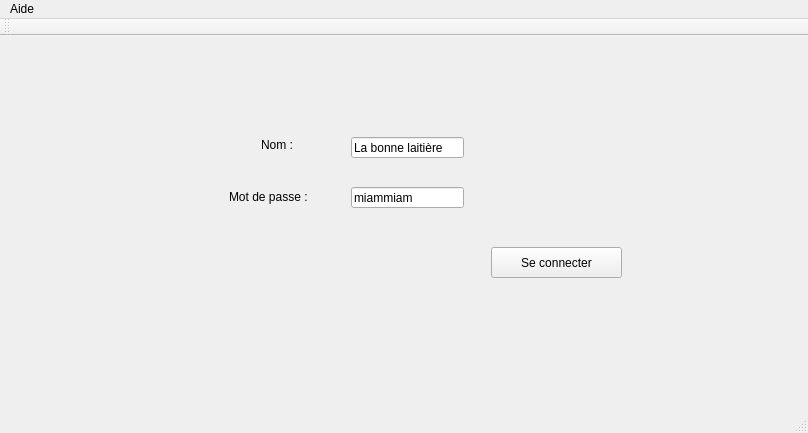
BnHrb/beam-rainbow, file admin-app/mainwindow.ui: the form before one commit.
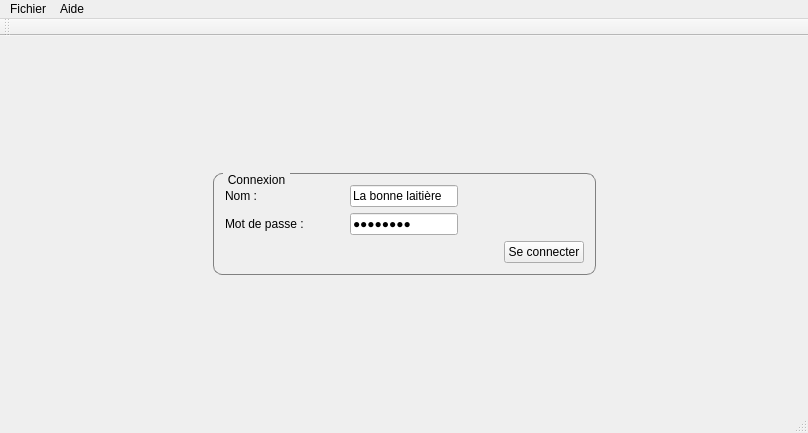
The form after the commit. The open tabs and pages were chosen to show the change.

What changed in the file:
```diff
--- a/admin-app/mainwindow.ui
+++ b/admin-app/mainwindow.ui
@@ -13,6 +13,19 @@
   <property name="windowTitle">
    <string>MainWindow</string>
   </property>
+  <property name="styleSheet">
+   <string notr="true">QGroupBox {
+    border: 1px solid gray;
+    border-radius: 9px;
+    margin-top: 0.5em;
+}
+
+QGroupBox::title {
+    subcontrol-origin: margin;
+    left: 10px;
+    padding: 0 3px 0 3px;
+}</string>
+  </property>
   <widget class="QWidget" name="centralWidget">
    <layout class="QVBoxLayout" name="verticalLayout">
     <item>
@@ -21,71 +34,158 @@
        <number>0</number>
       </property>
       <widget class="QWidget" name="homePage">
-       <widget class="QPushButton" name="surveyButton">
-        <property name="geometry">
-         <rect>
-          <x>480</x>
-          <y>200</y>
-          <width>131</width>
-          <height>31</height>
-         </rect>
-        </property>
-        <property name="text">
-         <string>Se connecter</string>
-        </property>
-       </widget>
-       <widget class="QLineEdit" name="UserLineEdit">
-        <property name="geometry">
-         <rect>
-          <x>340</x>
-          <y>90</y>
-          <width>113</width>
-          <height>21</height>
-         </rect>
-        </property>
-        <property name="text">
-         <string>La bonne laitière</string>
-        </property>
-       </widget>
-       <widget class="QLineEdit" name="PasswordLineEdit">
-        <property name="geometry">
-         <rect>
-          <x>340</x>
-          <y>140</y>
-          <width>113</width>
-          <height>21</height>
-         </rect>
-        </property>
-        <property name="text">
-         <string>miammiam</string>
-        </property>
-       </widget>
-       <widget class="QLabel" name="label">
-        <property name="geometry">
-         <rect>
-          <x>250</x>
-          <y>90</y>
-          <width>59</width>
-          <height>16</height>
-         </rect>
-        </property>
-        <property name="text">
-         <string>Nom :</string>
-        </property>
-       </widget>
-       <widget class="QLabel" name="label_2">
-        <property name="geometry">
-         <rect>
-          <x>218</x>
-          <y>140</y>
-          <width>91</width>
-          <height>20</height>
-         </rect>
-        </property>
-        <property name="text">
-         <string>Mot de passe :</string>
-        </property>
-       </widget>
+       <layout class="QGridLayout" name="gridLayout_3">
+        <item row="1" column="1">
+         <widget class="QGroupBox" name="groupBox">
+          <property name="layoutDirection">
+           <enum>Qt::LeftToRight</enum>
+          </property>
+          <property name="autoFillBackground">
+           <bool>false</bool>
+          </property>
+          <property name="title">
+           <string>Connexion</string>
+          </property>
+          <property name="flat">
+           <bool>false</bool>
+          </property>
+          <layout class="QGridLayout" name="gridLayout_2">
+           <item row="0" column="0">
+            <layout class="QGridLayout" name="gridLayout">
+             <item row="0" column="0">
+              <layout class="QHBoxLayout" name="horizontalLayout">
+               <item>
+                <layout class="QVBoxLayout" name="verticalLayout_2">
+                 <item>
+                  <widget class="QLabel" name="label">
+                   <property name="text">
+                    <string>Nom :</string>
+                   </property>
+                  </widget>
+                 </item>
+                 <item>
+                  <widget class="QLabel" name="label_2">
+                   <property name="text">
+                    <string>Mot de passe :</string>
+                   </property>
+                  </widget>
+                 </item>
+                </layout>
+               </item>
+               <item>
+                <spacer name="horizontalSpacer">
+                 <property name="orientation">
+                  <enum>Qt::Horizontal</enum>
+                 </property>
+                 <property name="sizeHint" stdset="0">
+                  <size>
+                   <width>40</width>
+                   <height>20</height>
+                  </size>
+                 </property>
+                </spacer>
+               </item>
+               <item>
+                <layout class="QVBoxLayout" name="verticalLayout_3">
+                 <item>
+                  <widget class="QLineEdit" name="UserLineEdit">
+                   <property name="text">
+                    <string>La bonne laitière</string>
+                   </property>
+                  </widget>
+                 </item>
+                 <item>
+                  <widget class="QLineEdit" name="PasswordLineEdit">
+                   <property name="text">
+                    <string>miammiam</string>
+                   </property>
+                   <property name="echoMode">
+                    <enum>QLineEdit::Password</enum>
+                   </property>
+                  </widget>
+                 </item>
+                </layout>
+               </item>
+              </layout>
+             </item>
+             <item row="1" column="2">
+              <widget class="QPushButton" name="surveyButton">
+               <property name="text">
+                <string>Se connecter</string>
+               </property>
+              </widget>
+             </item>
+             <item row="1" column="1">
+              <spacer name="horizontalSpacer_2">
+               <property name="orientation">
+                <enum>Qt::Horizontal</enum>
+               </property>
+               <property name="sizeHint" stdset="0">
+                <size>
+                 <width>40</width>
+                 <height>20</height>
+                </size>
+               </property>
+              </spacer>
+             </item>
+            </layout>
+           </item>
+          </layout>
+         </widget>
+        </item>
+        <item row="1" column="2">
+         <spacer name="horizontalSpacer_4">
+          <property name="orientation">
+           <enum>Qt::Horizontal</enum>
+          </property>
+          <property name="sizeHint" stdset="0">
+           <size>
+            <width>40</width>
+            <height>20</height>
+           </size>
+          </property>
+         </spacer>
+        </item>
+        <item row="1" column="0">
+         <spacer name="horizontalSpacer_3">
+          <property name="orientation">
+           <enum>Qt::Horizontal</enum>
+          </property>
+          <property name="sizeHint" stdset="0">
+           <size>
+            <width>40</width>
+            <height>20</height>
+           </size>
+          </property>
+         </spacer>
+        </item>
+        <item row="2" column="1">
+         <spacer name="verticalSpacer">
+          <property name="orientation">
+           <enum>Qt::Vertical</enum>
+          </property>
+          <property name="sizeHint" stdset="0">
+           <size>
+            <width>20</width>
+            <height>40</height>
+           </size>
+          </property>
+         </spacer>
+        </item>
+        <item row="0" column="1">
+         <spacer name="verticalSpacer_2">
+          <property name="orientation">
+           <enum>Qt::Vertical</enum>
+          </property>
+          <property name="sizeHint" stdset="0">
+           <size>
+            <width>20</width>
+            <height>40</height>
+           </size>
+          </property>
+         </spacer>
+        </item>
+       </layout>
       </widget>
       <widget class="QWidget" name="surveyPage">
        <widget class="QListWidget" name="surveyListWidget">
@@ -298,6 +398,12 @@
      <string>Aide</string>
     </property>
    </widget>
+   <widget class="QMenu" name="menuFichier">
+    <property name="title">
+     <string>Fichier</string>
+    </property>
+   </widget>
+   <addaction name="menuFichier"/>
    <addaction name="menuAide"/>
   </widget>
   <widget class="QToolBar" name="mainToolBar">
```
Left out of the diff: 2 changed lines with no effect on the pictures.
